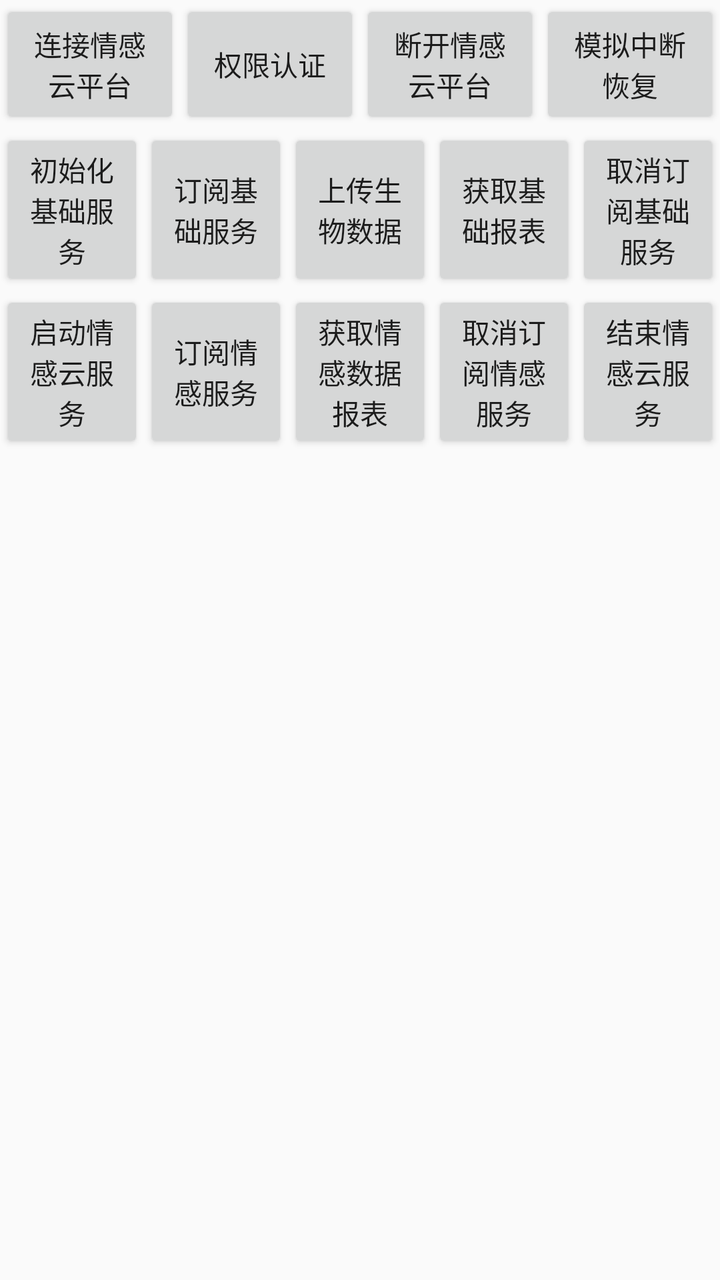
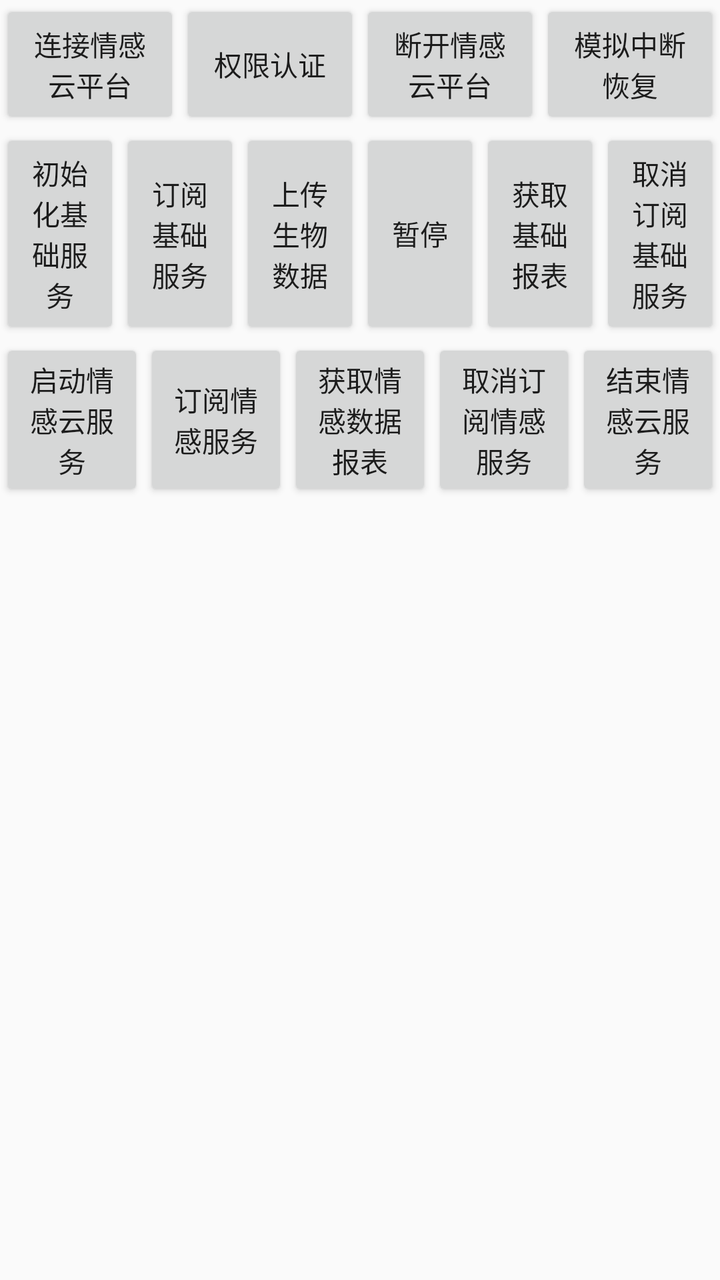

An Android layout rendered at two revisions. The XML below is the earlier revision; the diff shows what the commit changed to produce the second picture.
<!-- AndroidManifest.xml: application theme AppTheme -->
<!-- res/layout/activity_api_detail.xml -->
<?xml version="1.0" encoding="utf-8"?>
<LinearLayout
        xmlns:android="http://schemas.android.com/apk/res/android"
        xmlns:tools="http://schemas.android.com/tools"
        xmlns:app="http://schemas.android.com/apk/res-auto"
        android:layout_width="match_parent"
        android:layout_height="match_parent"
        tools:context=".activity.ApiDetailActivity"
        android:orientation="vertical"
        >

    <LinearLayout
            android:layout_width="match_parent"
            android:layout_height="wrap_content"
            android:orientation="horizontal"
            android:gravity="center_vertical"
            >

        <Button
                android:layout_weight="1"
                android:layout_width="0dp"
                android:layout_height="match_parent"
                android:text="连接情感云平台"
                android:onClick="onConnectSocket"
                />

        <Button
                android:layout_weight="1"
                android:layout_width="0dp"
                android:layout_height="match_parent"
                android:text="权限认证"
                android:onClick="onSessionCreate"
                />

        <Button
                android:layout_weight="1"
                android:layout_width="0dp"
                android:layout_height="match_parent"
                android:text="断开情感云平台"
                android:onClick="onSessionClose"
                />

        <Button
                android:layout_weight="1"
                android:layout_width="0dp"
                android:layout_height="match_parent"
                android:text="模拟中断恢复"
                android:onClick="onSessionRestore"
                />

    </LinearLayout>

    <LinearLayout
            android:layout_width="match_parent"
            android:layout_height="wrap_content"
            android:orientation="horizontal"
            >


        <Button
                android:layout_weight="1"
                android:layout_width="0dp"
                android:layout_height="match_parent"
                android:text="初始化基础服务"
                android:onClick="onInitBiodataServer"
                />

        <Button
                android:layout_weight="1"
                android:layout_width="0dp"
                android:layout_height="match_parent"
                android:text="订阅基础服务"
                android:onClick="onSubscribeBiodata"
                />

        <Button
                android:layout_weight="1"
                android:layout_width="0dp"
                android:layout_height="match_parent"
                android:text="上传生物数据"
                android:onClick="onUploadBiodata"
                />

        <Button
                android:layout_weight="1"
                android:layout_width="0dp"
                android:layout_height="match_parent"
                android:text="获取基础报表"
                android:onClick="onBiodataReport"
                />

        <Button
                android:layout_weight="1"
                android:layout_width="0dp"
                android:layout_height="match_parent"
                android:text="取消订阅基础服务"
                android:onClick="onUnsubscribeBiodata"
                />
    </LinearLayout>

    <LinearLayout
            android:layout_width="match_parent"
            android:layout_height="wrap_content"
            android:orientation="horizontal"
            >

        <Button
                android:layout_weight="1"
                android:layout_width="0dp"
                android:layout_height="match_parent"
                android:text="启动情感云服务"
                android:onClick="onStartAffective"
                />

        <Button
                android:layout_weight="1"
                android:layout_width="0dp"
                android:layout_height="match_parent"
                android:text="订阅情感服务"
                android:onClick="onSubscribeAffective"
                />

        <Button
                android:layout_weight="1"
                android:layout_width="0dp"
                android:layout_height="match_parent"
                android:text="获取情感数据报表"
                android:onClick="onAffectiveReport"
                />


        <Button
                android:layout_weight="1"
                android:layout_width="0dp"
                android:layout_height="match_parent"
                android:text="取消订阅情感服务"
                android:onClick="onUnsubscribeAffective"
                />

        <Button
                android:layout_weight="1"
                android:layout_width="0dp"
                android:layout_height="match_parent"
                android:text="结束情感云服务"
                android:onClick="onFinishAffective"
                />


    </LinearLayout>


</LinearLayout>
<!-- resources referenced by this layout -->
<resources>
  <style name="AppTheme" parent="Theme.AppCompat.Light.DarkActionBar">
          
          <item name="colorPrimary">@color/colorPrimary</item>
          <item name="colorPrimaryDark">@color/colorPrimaryDark</item>
          <item name="colorAccent">@color/colorAccent</item>
      </style>
  <color name="colorPrimary">#008577</color>
  <color name="colorPrimaryDark">#00574B</color>
  <color name="colorAccent">#D81B60</color>
</resources>

<!-- the commit's change to res/layout/activity_api_detail.xml (unified diff, before → after) -->
@@ -81,6 +81,15 @@
                 android:onClick="onUploadBiodata"
                 />
 
+
+        <Button
+                android:layout_weight="1"
+                android:layout_width="0dp"
+                android:layout_height="match_parent"
+                android:text="暂停"
+                android:onClick="onStopCollect"
+                />
+
         <Button
                 android:layout_weight="1"
                 android:layout_width="0dp"
